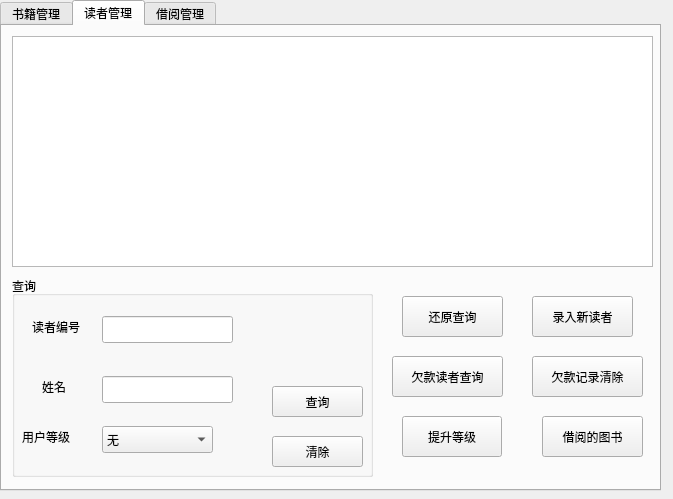
821869798/mybookmanager, file admindialog.ui: the form before one commit.
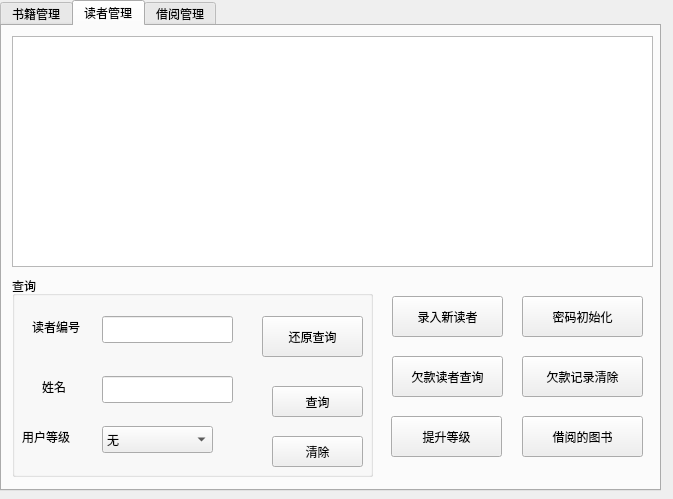
The form after the commit. The open tabs and pages were chosen to show the change.

What changed in the file:
```diff
--- a/admindialog.ui
+++ b/admindialog.ui
@@ -567,6 +567,19 @@
        <string>用户等级</string>
       </property>
      </widget>
+     <widget class="QPushButton" name="clearReaderQuery">
+      <property name="geometry">
+       <rect>
+        <x>250</x>
+        <y>40</y>
+        <width>101</width>
+        <height>41</height>
+       </rect>
+      </property>
+      <property name="text">
+       <string>还原查询</string>
+      </property>
+     </widget>
     </widget>
     <widget class="QPushButton" name="arrearsQueryBtn">
      <property name="geometry">
@@ -581,25 +594,12 @@
       <string>欠款读者查询</string>
      </property>
     </widget>
-    <widget class="QPushButton" name="clearReaderQuery">
-     <property name="geometry">
-      <rect>
-       <x>400</x>
-       <y>270</y>
-       <width>101</width>
-       <height>41</height>
-      </rect>
-     </property>
-     <property name="text">
-      <string>还原查询</string>
-     </property>
-    </widget>
     <widget class="QPushButton" name="readerUpgrade">
      <property name="geometry">
       <rect>
-       <x>400</x>
+       <x>389</x>
        <y>390</y>
-       <width>100</width>
+       <width>111</width>
        <height>41</height>
       </rect>
      </property>
@@ -610,9 +610,9 @@
     <widget class="QPushButton" name="alreadyBorrowQuery">
      <property name="geometry">
       <rect>
-       <x>540</x>
+       <x>520</x>
        <y>390</y>
-       <width>101</width>
+       <width>121</width>
        <height>41</height>
       </rect>
      </property>
@@ -623,9 +623,9 @@
     <widget class="QPushButton" name="arrearsQueryBtn_2">
      <property name="geometry">
       <rect>
-       <x>530</x>
+       <x>520</x>
        <y>330</y>
-       <width>111</width>
+       <width>121</width>
        <height>41</height>
       </rect>
      </property>
@@ -636,9 +636,9 @@
     <widget class="QPushButton" name="pushButton_5">
      <property name="geometry">
       <rect>
-       <x>530</x>
+       <x>390</x>
        <y>270</y>
-       <width>101</width>
+       <width>111</width>
        <height>41</height>
       </rect>
      </property>
@@ -646,6 +646,19 @@
       <string>录入新读者</string>
      </property>
     </widget>
+    <widget class="QPushButton" name="losepasswdBtn">
+     <property name="geometry">
+      <rect>
+       <x>520</x>
+       <y>270</y>
+       <width>121</width>
+       <height>41</height>
+      </rect>
+     </property>
+     <property name="text">
+      <string>密码初始化</string>
+     </property>
+    </widget>
    </widget>
    <widget class="QWidget" name="tab_3">
     <attribute name="title">
```
Left out of the diff: 55 changed lines with no effect on the pictures.
